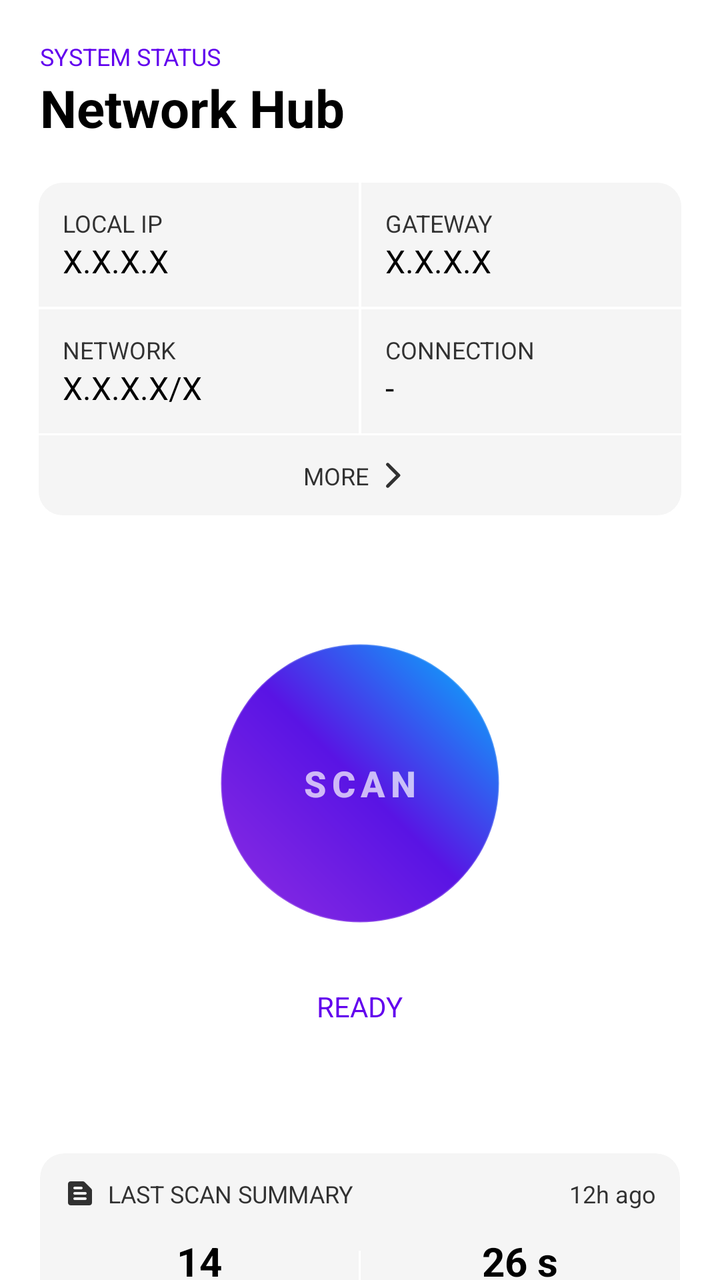
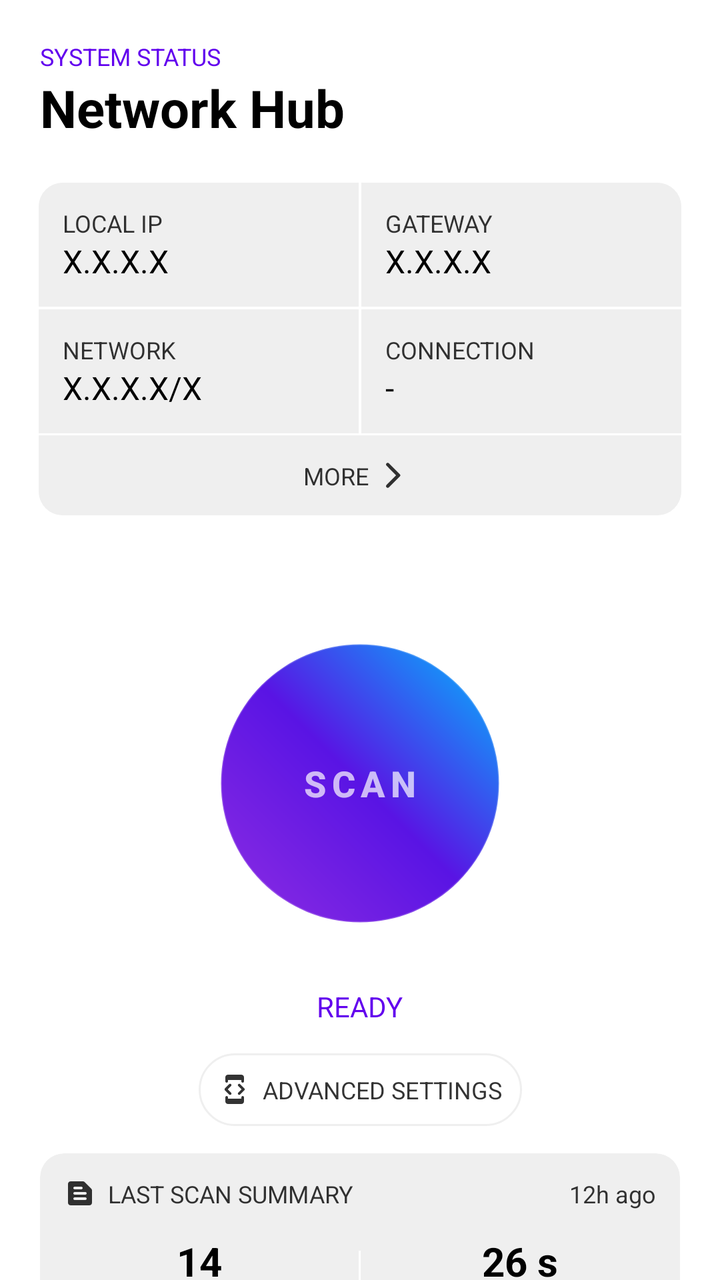

Two renders of the same Android screen: before a commit and after it. Below are the layout's source before the change and the commit's diff.
<!-- AndroidManifest.xml: application theme Theme.NetAnalyzer -->
<!-- res/layout/fragment_home.xml -->
<?xml version="1.0" encoding="utf-8"?>
<androidx.constraintlayout.widget.ConstraintLayout
    xmlns:android="http://schemas.android.com/apk/res/android"
    xmlns:app="http://schemas.android.com/apk/res-auto"
    android:layout_width="match_parent"
    android:layout_height="match_parent"
    android:background="@color/background"
    android:clipChildren="false"
    android:clipToPadding="false">

    <LinearLayout
        android:id="@+id/header"
        android:layout_width="wrap_content"
        android:layout_height="wrap_content"
        android:orientation="vertical"
        android:layout_margin="20dp"
        app:layout_constraintTop_toTopOf="parent"
        app:layout_constraintStart_toStartOf="parent">

        <TextView
            android:id="@+id/tv_subtitle"
            android:layout_width="wrap_content"
            android:layout_height="wrap_content"
            android:text="SYSTEM STATUS"
            android:textSize="12sp"
            android:textColor="@color/primary"/>

        <TextView
            android:id="@+id/tvSettingsTitle"
            android:layout_width="wrap_content"
            android:layout_height="wrap_content"
            android:text="Network Hub"
            android:textSize="26sp"
            android:textColor="@color/on_background"
            android:textStyle="bold"/>
    </LinearLayout>

    <com.google.android.material.card.MaterialCardView
        android:id="@+id/card_info"
        android:layout_width="wrap_content"
        android:layout_height="wrap_content"
        android:layout_marginTop="20dp"
        app:cardCornerRadius="12dp"
        app:cardElevation="0dp"
        app:layout_constraintTop_toBottomOf="@id/header"
        app:layout_constraintStart_toStartOf="parent"
        app:layout_constraintEnd_toEndOf="parent">

        <GridLayout
            android:id="@+id/layout_network_info"
            android:layout_width="wrap_content"
            android:layout_height="wrap_content"
            android:background="@color/background"
            android:columnCount="2"
            android:rowCount="3">

            <LinearLayout
                android:id="@+id/info1"
                android:layout_width="160dp"
                android:layout_height="wrap_content"
                android:layout_marginEnd="0.5dp"
                android:layout_marginBottom="0.5dp"
                android:background="@color/surface"
                android:padding="12dp"
                android:orientation="vertical">
                <TextView
                    android:id="@+id/tv_ip_title"
                    android:layout_width="wrap_content"
                    android:layout_height="wrap_content"
                    android:text="LOCAL IP"
                    android:textSize="12sp"
                    android:textColor="@color/on_surface"/>
                <TextView
                    android:id="@+id/tv_ip"
                    android:layout_width="wrap_content"
                    android:layout_height="wrap_content"
                    android:text="X.X.X.X"
                    android:textSize="16sp"
                    android:textColor="@color/on_background"/>
            </LinearLayout>

            <LinearLayout
                android:id="@+id/info2"
                android:layout_width="160dp"
                android:layout_height="wrap_content"
                android:layout_marginStart="0.5dp"
                android:layout_marginBottom="0.5dp"
                android:background="@color/surface"
                android:padding="12dp"
                android:orientation="vertical">
                <TextView
                    android:id="@+id/tv_gateway_title"
                    android:layout_width="wrap_content"
                    android:layout_height="wrap_content"
                    android:text="GATEWAY"
                    android:textSize="12sp"
                    android:textColor="@color/on_surface"/>
                <TextView
                    android:id="@+id/tv_gateway"
                    android:layout_width="wrap_content"
                    android:layout_height="wrap_content"
                    android:text="X.X.X.X"
                    android:textSize="16sp"
                    android:textColor="@color/on_background"/>
            </LinearLayout>

            <LinearLayout
                android:id="@+id/info3"
                android:layout_width="160dp"
                android:layout_height="wrap_content"
                android:layout_marginTop="0.5dp"
                android:layout_marginEnd="0.5dp"
                android:background="@color/surface"
                android:padding="12dp"
                android:orientation="vertical">
                <TextView
                    android:id="@+id/tv_net_title"
                    android:layout_width="wrap_content"
                    android:layout_height="wrap_content"
                    android:text="NETWORK"
                    android:textSize="12sp"
                    android:textColor="@color/on_surface"/>
                <TextView
                    android:id="@+id/tv_net"
                    android:layout_width="wrap_content"
                    android:layout_height="wrap_content"
                    android:text="X.X.X.X/X"
                    android:textSize="16sp"
                    android:textColor="@color/on_background"/>
            </LinearLayout>

            <LinearLayout
                android:id="@+id/info4"
                android:layout_width="160dp"
                android:layout_height="wrap_content"
                android:layout_marginTop="0.5dp"
                android:layout_marginStart="0.5dp"
                android:background="@color/surface"
                android:padding="12dp"
                android:orientation="vertical">
                <TextView
                    android:id="@+id/tv_connection_title"
                    android:layout_width="wrap_content"
                    android:layout_height="wrap_content"
                    android:text="CONNECTION"
                    android:textSize="12sp"
                    android:textColor="@color/on_surface"/>
                <TextView
                    android:id="@+id/tv_connection"
                    android:layout_width="wrap_content"
                    android:layout_height="wrap_content"
                    android:text="-"
                    android:textSize="16sp"
                    android:textColor="@color/on_background"/>
            </LinearLayout>

            <LinearLayout
                android:id="@+id/more"
                android:layout_width="0dp"
                android:layout_height="40dp"
                android:layout_columnSpan="2"
                android:layout_gravity="fill_horizontal"
                android:layout_marginTop="1dp"
                android:background="@color/surface"
                android:focusable="true"
                android:padding="12dp"
                android:clickable="true"
                android:gravity="center"
                android:foreground="?android:attr/selectableItemBackground"
                android:orientation="horizontal">

                <TextView
                    android:id="@+id/tv_expand_text"
                    android:layout_width="wrap_content"
                    android:layout_height="wrap_content"
                    android:text="MORE"
                    android:textSize="12sp"
                    android:textColor="@color/on_surface"/>

                <ImageView
                    android:id="@+id/iv_expand_icon"
                    android:layout_width="wrap_content"
                    android:layout_height="wrap_content"
                    android:contentDescription="Expandir información"
                    android:src="@drawable/ic_arrow_forward"
                    android:layout_gravity="center"
                    app:tint="@color/on_surface"/>
            </LinearLayout>

        </GridLayout>

    </com.google.android.material.card.MaterialCardView>

    <View
        android:id="@+id/ring3"
        android:layout_width="280dp"
        android:layout_height="280dp"
        android:background="@drawable/scan_ring"
        android:alpha="0"
        app:layout_constraintTop_toTopOf="@id/btn_scan"
        app:layout_constraintBottom_toBottomOf="@id/btn_scan"
        app:layout_constraintStart_toStartOf="@id/btn_scan"
        app:layout_constraintEnd_toEndOf="@id/btn_scan" />

    <View
        android:id="@+id/ring2"
        android:layout_width="220dp"
        android:layout_height="220dp"
        android:background="@drawable/scan_ring"
        android:alpha="0"
        app:layout_constraintTop_toTopOf="@id/btn_scan"
        app:layout_constraintBottom_toBottomOf="@id/btn_scan"
        app:layout_constraintStart_toStartOf="@id/btn_scan"
        app:layout_constraintEnd_toEndOf="@id/btn_scan" />

    <View
        android:id="@+id/ring1"
        android:layout_width="170dp"
        android:layout_height="170dp"
        android:background="@drawable/scan_ring"
        android:alpha="0"
        app:layout_constraintTop_toTopOf="@id/btn_scan"
        app:layout_constraintBottom_toBottomOf="@id/btn_scan"
        app:layout_constraintStart_toStartOf="@id/btn_scan"
        app:layout_constraintEnd_toEndOf="@id/btn_scan" />

    <com.google.android.material.button.MaterialButton
        android:id="@+id/btn_scan"
        android:layout_width="140dp"
        android:layout_height="140dp"
        android:layout_marginTop="64dp"
        android:background="@drawable/bg_button_gradient"
        android:insetTop="0dp"
        android:insetBottom="0dp"
        android:letterSpacing="0.15"
        android:text="SCAN"
        android:textColor="@color/on_primary_70"
        android:textSize="18sp"
        android:textStyle="bold"
        app:backgroundTint="@null"
        app:cornerRadius="70dp"
        app:layout_constraintBottom_toTopOf="@id/tv_status"
        app:layout_constraintEnd_toEndOf="parent"
        app:layout_constraintStart_toStartOf="parent"
        app:layout_constraintTop_toBottomOf="@id/card_info"
        app:layout_constraintVertical_bias="0.4" />

    <TextView
        android:id="@+id/tv_status"
        android:layout_width="wrap_content"
        android:layout_height="wrap_content"
        android:layout_marginTop="32dp"
        android:layout_marginBottom="32dp"
        android:text="READY"
        android:textColor="@color/primary"
        android:textSize="14sp"
        app:layout_constraintBottom_toTopOf="@id/card_history"
        app:layout_constraintEnd_toEndOf="parent"
        app:layout_constraintStart_toStartOf="parent"
        app:layout_constraintTop_toBottomOf="@id/btn_scan" />

    <com.google.android.material.card.MaterialCardView
        android:id="@+id/card_history"
        android:layout_width="320dp"
        android:layout_height="wrap_content"
        android:layout_marginTop="64dp"
        app:cardCornerRadius="12dp"
        app:cardElevation="0dp"
        android:clickable="true"
        android:focusable="true"
        android:foreground="?android:attr/selectableItemBackground"
        app:layout_constraintEnd_toEndOf="parent"
        app:layout_constraintStart_toStartOf="parent"
        app:layout_constraintTop_toBottomOf="@id/tv_status">

        <LinearLayout
            android:layout_width="match_parent"
            android:layout_height="match_parent"
            android:orientation="vertical"
            android:layout_marginBottom="12dp"
            android:gravity="center">

            <LinearLayout
                android:id="@+id/history"
                android:layout_width="match_parent"
                android:layout_height="wrap_content"
                android:orientation="horizontal"
                android:padding="12dp">

                <ImageView
                    android:layout_width="16dp"
                    android:layout_height="16dp"
                    android:src="@drawable/ic_document"
                    android:layout_marginEnd="6dp"
                    app:tint="@color/on_surface" />

                <TextView
                    android:id="@+id/tv_history_title"
                    android:layout_width="wrap_content"
                    android:layout_height="wrap_content"
                    android:layout_weight="1"
                    android:text="LAST SCAN SUMMARY"
                    android:textColor="@color/on_surface"
                    android:textSize="12sp" />

                <TextView
                    android:id="@+id/tv_history_time"
                    android:layout_width="wrap_content"
                    android:layout_height="wrap_content"
                    android:text="12h ago"
                    android:textColor="@color/on_surface"
                    android:textSize="12sp" />
            </LinearLayout>

            <LinearLayout
                android:layout_width="match_parent"
                android:layout_height="wrap_content"
                android:orientation="horizontal"
                android:gravity="center"
                android:baselineAligned="false">

                <LinearLayout
                    android:layout_width="0dp"
                    android:layout_height="wrap_content"
                    android:layout_weight="1"
                    android:orientation="vertical"
                    android:gravity="center">

                    <TextView
                        android:id="@+id/tv_devices_count"
                        android:layout_width="wrap_content"
                        android:layout_height="wrap_content"
                        android:text="14"
                        android:textColor="@color/on_background"
                        android:textStyle="bold"
                        android:textSize="20sp" />

                    <TextView
                        android:layout_width="wrap_content"
                        android:layout_height="wrap_content"
                        android:text="DEVICES FOUND"
                        android:textColor="@color/on_surface"
                        android:textSize="10sp" />
                </LinearLayout>

                <View
                    android:layout_width="1dp"
                    android:layout_height="24dp"
                    android:background="@color/background" />

                <LinearLayout
                    android:layout_width="0dp"
                    android:layout_height="wrap_content"
                    android:layout_weight="1"
                    android:orientation="vertical"
                    android:gravity="center">

                    <TextView
                        android:id="@+id/tv_time_elapsed"
                        android:layout_width="wrap_content"
                        android:layout_height="wrap_content"
                        android:text="26 s"
                        android:textColor="@color/on_background"
                        android:textStyle="bold"
                        android:textSize="20sp" />

                    <TextView
                        android:layout_width="wrap_content"
                        android:layout_height="wrap_content"
                        android:text="TIME ELAPSED"
                        android:textColor="@color/on_surface"
                        android:textSize="10sp" />
                </LinearLayout>

            </LinearLayout>

        </LinearLayout>

    </com.google.android.material.card.MaterialCardView>

</androidx.constraintlayout.widget.ConstraintLayout>
<!-- resources referenced by this layout -->
<resources>
  <color name="background">#FFFFFFFF</color>
  <color name="on_background">#FF000000</color>
  <color name="on_primary_70">#B3FFFFFF</color>
  <color name="on_surface">#CC000000</color>
  <color name="primary">#FF6200EE</color>
  <color name="surface">#FFF5F5F5</color>
  <!-- drawable bg_button_gradient (drawable) -->
  <?xml version="1.0" encoding="utf-8"?>
  <shape xmlns:android="http://schemas.android.com/apk/res/android"
      android:shape="oval">
      <gradient
          android:startColor="#8E2DE2"
          android:centerColor="#5914E4"
          android:endColor="#00BBFF"
          android:angle="45"
          android:type="linear" />
  
      <stroke
          android:width="1dp"
          android:color="#33FFFFFF" />
  </shape>
  <!-- drawable scan_ring (drawable) -->
  <?xml version="1.0" encoding="utf-8"?>
  <shape xmlns:android="http://schemas.android.com/apk/res/android"
      android:shape="oval">
      <stroke
          android:width="2dp"
          android:color="#FF6200EE" />
      <solid android:color="#00000000" />
  </shape>
  <color name="primary_variant">#FF3700B3</color>
  <color name="on_primary">#FFFFFFFF</color>
  <color name="secondary">#FF03DAC5</color>
  <color name="on_secondary">#FF000000</color>
  <color name="error">#FFB00020</color>
  <color name="on_error">#FFFFFFFF</color>
  <!-- unchanged entries left out for length: 3 -->
</resources>

<!-- the commit's change to res/layout/fragment_home.xml (unified diff, before → after) -->
@@ -259,6 +259,37 @@
         app:layout_constraintStart_toStartOf="parent"
         app:layout_constraintTop_toBottomOf="@id/btn_scan" />
 
+    <LinearLayout
+        android:id="@+id/advanced_menu"
+        android:layout_width="wrap_content"
+        android:layout_height="wrap_content"
+        android:background="@drawable/round_button_selector"
+        android:padding="10dp"
+        android:clickable="true"
+        android:focusable="true"
+        android:foreground="@drawable/round_ripple"
+        app:layout_constraintBottom_toTopOf="@id/card_history"
+        app:layout_constraintEnd_toEndOf="parent"
+        app:layout_constraintStart_toStartOf="parent"
+        app:layout_constraintTop_toBottomOf="@id/tv_status">
+
+        <ImageView
+            android:layout_width="16dp"
+            android:layout_height="16dp"
+            android:src="@drawable/ic_advanced"
+            android:layout_marginEnd="6dp"
+            app:tint="@color/on_surface" />
+
+        <TextView
+            android:layout_width="wrap_content"
+            android:layout_height="wrap_content"
+            android:layout_weight="1"
+            android:text="ADVANCED SETTINGS"
+            android:textColor="@color/on_surface"
+            android:textSize="12sp" />
+
+    </LinearLayout>
+
     <com.google.android.material.card.MaterialCardView
         android:id="@+id/card_history"
         android:layout_width="320dp"
<!-- resource entries referenced after the edit -->
@@ -5,7 +5,7 @@
   <color name="on_primary_70">#B3FFFFFF</color>
   <color name="on_surface">#CC000000</color>
   <color name="primary">#FF6200EE</color>
-  <color name="surface">#FFF5F5F5</color>
+  <color name="surface">#EFEFEF</color>
   <!-- drawable bg_button_gradient (drawable) -->
   <?xml version="1.0" encoding="utf-8"?>
   <shape xmlns:android="http://schemas.android.com/apk/res/android"
@@ -21,6 +21,33 @@
           android:width="1dp"
           android:color="#33FFFFFF" />
   </shape>
+  <!-- drawable ic_advanced (drawable) -->
+  <vector xmlns:android="http://schemas.android.com/apk/res/android"
+      android:width="24dp"
+      android:height="24dp"
+      android:viewportWidth="24"
+      android:viewportHeight="24">
+    <path
+        android:pathData="M7,5h10v1c0,0.55 0.45,1 1,1s1,-0.45 1,-1L19,3c0,-1.1 -0.9,-1.99 -2,-1.99L7,1c-1.1,0 -2,0.9 -2,2v3c0,0.55 0.45,1 1,1s1,-0.45 1,-1L7,5zM16.12,15.88l3.17,-3.17c0.39,-0.39 0.39,-1.02 0,-1.41l-3.17,-3.17c-0.39,-0.39 -1.03,-0.39 -1.42,0 -0.39,0.39 -0.39,1.02 0,1.41L17.17,12l-2.47,2.47c-0.39,0.39 -0.39,1.02 0,1.41 0.39,0.39 1.03,0.39 1.42,0zM9.29,14.46L6.83,12l2.46,-2.46c0.39,-0.39 0.39,-1.02 0,-1.41 -0.39,-0.39 -1.03,-0.39 -1.42,0L4.7,11.3c-0.39,0.39 -0.39,1.02 0,1.41l3.17,3.17c0.39,0.39 1.03,0.39 1.42,0 0.4,-0.39 0.39,-1.03 0,-1.42zM17,19L7,19v-1c0,-0.55 -0.45,-1 -1,-1s-1,0.45 -1,1v3c0,1.1 0.9,2 2,2h10c1.1,0 2,-0.9 2,-2v-3c0,-0.55 -0.45,-1 -1,-1s-1,0.45 -1,1v1z"
+        android:fillColor="#e3e3e3"/>
+  </vector>
+  <!-- drawable round_button_selector (drawable) -->
+  <?xml version="1.0" encoding="utf-8"?>
+  <selector xmlns:android="http://schemas.android.com/apk/res/android">
+      <item android:state_pressed="true" android:drawable="@drawable/round_button_pressed"/>
+      <item android:drawable="@drawable/round_button"/>
+  </selector>
+  <!-- drawable round_ripple (drawable) -->
+  <?xml version="1.0" encoding="utf-8"?>
+  <ripple xmlns:android="http://schemas.android.com/apk/res/android"
+      android:color="?android:attr/colorControlHighlight">
+      <item android:id="@android:id/mask">
+          <shape android:shape="rectangle">
+              <corners android:radius="24dp" />
+              <solid android:color="?android:attr/colorBackground" />
+          </shape>
+      </item>
+  </ripple>
   <!-- drawable scan_ring (drawable) -->
   <?xml version="1.0" encoding="utf-8"?>
   <shape xmlns:android="http://schemas.android.com/apk/res/android"
@@ -30,12 +57,39 @@
           android:color="#FF6200EE" />
       <solid android:color="#00000000" />
   </shape>
+  <!-- drawable round_button_pressed (drawable) -->
+  <shape xmlns:android="http://schemas.android.com/apk/res/android"
+      android:shape="rectangle">
+  
+      <solid android:color="@color/surface" />
+  
+      <corners android:radius="24dp" />
+  
+      <stroke
+          android:width="1dp"
+          android:color="@color/background_10" />
+  
+  </shape>
+  <!-- drawable round_button (drawable) -->
+  <shape xmlns:android="http://schemas.android.com/apk/res/android"
+      android:shape="rectangle">
+  
+      <solid android:color="@color/background" />
+  
+      <corners android:radius="24dp" />
+  
+      <stroke
+          android:width="1dp"
+          android:color="@color/background_10" />
+  
+  </shape>
   <color name="primary_variant">#FF3700B3</color>
   <color name="on_primary">#FFFFFFFF</color>
   <color name="secondary">#FF03DAC5</color>
   <color name="on_secondary">#FF000000</color>
   <color name="error">#FFB00020</color>
   <color name="on_error">#FFFFFFFF</color>
+  <color name="background_10">#11121212</color>
   <!-- unchanged entries left out for length: 3 -->
 </resources>
 
